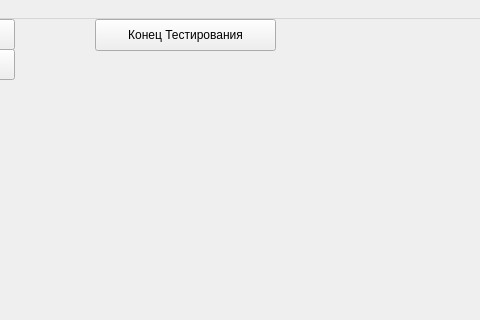
Qt form mainwindow.ui (BlizniukDM/BBS) before a commit; both pictures show x 195 to 675 and y 0 to 320 of the 800 by 600 pixel window.
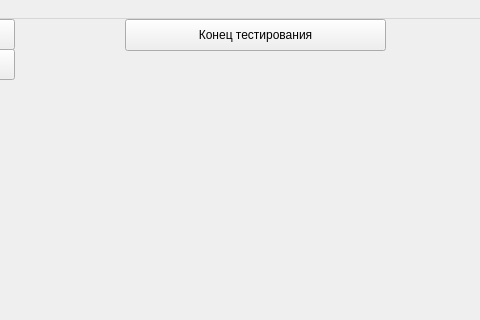
The same form after that commit.

Commit message: Add Statistic Bar

What changed in the file:
```diff
--- a/mainwindow.ui
+++ b/mainwindow.ui
@@ -148,14 +148,14 @@
    <widget class="QPushButton" name="Testbutton">
     <property name="geometry">
      <rect>
-      <x>290</x>
+      <x>320</x>
       <y>0</y>
-      <width>181</width>
+      <width>261</width>
       <height>32</height>
      </rect>
     </property>
     <property name="text">
-     <string>Конец Тестирования</string>
+     <string>Конец тестирования</string>
     </property>
    </widget>
   </widget>
```
The commit also changes 2 other files.
